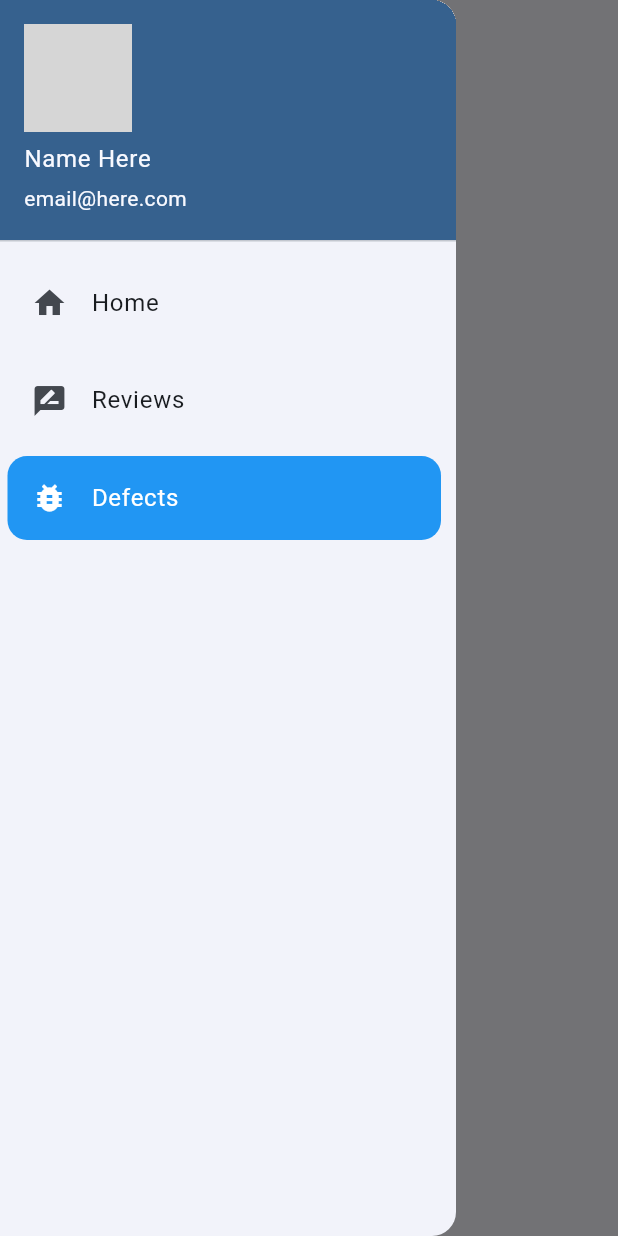
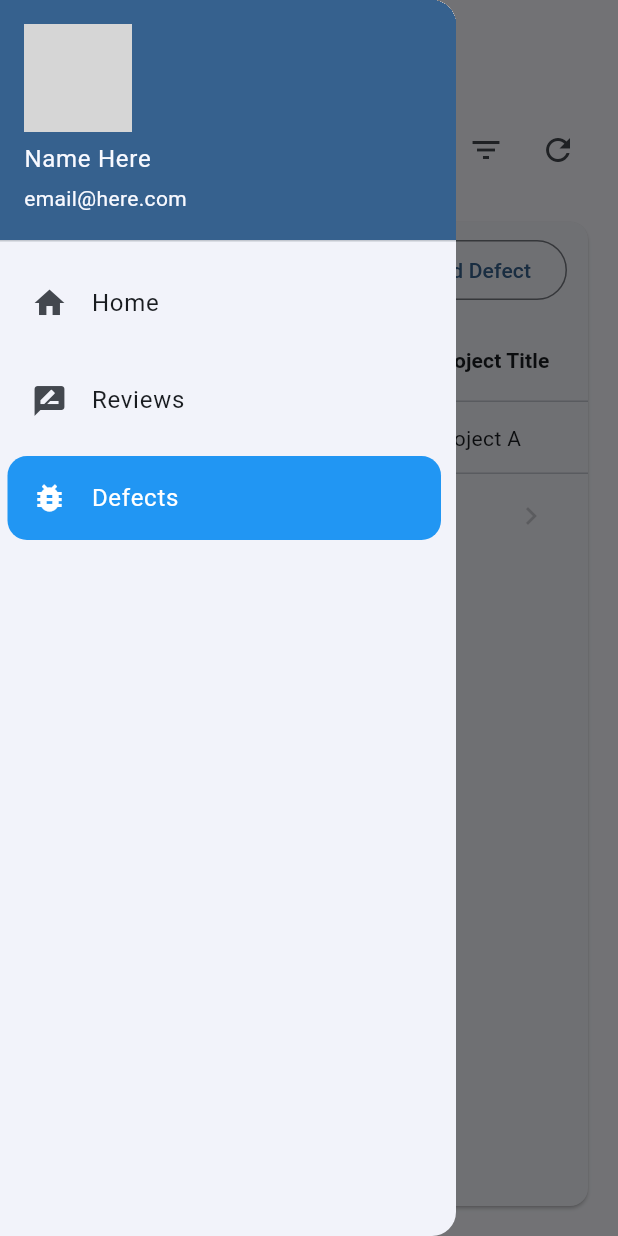
Before and after one commit to amashi996/defect_tracking_system, a Flutter app: the AllDefectsPage screen opened by its route, with the side drawer open, on a phone screen of 412 x 824 dp. Run offline on Flutter 3.47's test engine with Material 3 defaults, Android fonts, the phone set to English and light mode, and no system bars; our stand-ins replace flutter_svg, shared_preferences; accounts and stored records are empty; network calls fail; grey boxes are pictures that could not be loaded.

Commit message:
defects and reviews

```diff
--- a/analysis_options.yaml
+++ b/analysis_options.yaml
@@ -12,6 +12,7 @@ analyzer:
     depend_on_referenced_packages: ignore
     library_private_types_in_public_api: ignore
     prefer_const_declarations: ignore
+    unused_field: ignore
     use_build_context_synchronously: ignore
 
 include: package:flutter_lints/flutter.yaml
--- a/lib/main.dart
+++ b/lib/main.dart
@@ -1,5 +1,6 @@
 import 'package:defect_tracking_system/screens/auth/login.dart';
 import 'package:defect_tracking_system/screens/defects/all_defects.dart';
+import 'package:defect_tracking_system/screens/defects/providers/Defect.dart';
 import 'package:defect_tracking_system/screens/home.dart';
 import 'package:defect_tracking_system/screens/reviews/reviews_page.dart';
 import 'package:defect_tracking_system/screens/splash.dart';
@@ -11,6 +12,7 @@ import 'package:provider/provider.dart';
 void main() {
   runApp(MultiProvider(providers: [
     ChangeNotifierProvider(create: (_) => NavigationProvider()),
+    ChangeNotifierProvider(create: (_) => DefectProvider())
   ], child: const DefectTrackingApp()));
 }
 
--- a/lib/screens/defects/all_defects.dart
+++ b/lib/screens/defects/all_defects.dart
@@ -1,21 +1,189 @@
+import 'package:defect_tracking_system/screens/defects/providers/Defect.dart';
 import 'package:defect_tracking_system/utils/app_scafold.dart';
 import 'package:flutter/material.dart';
+import 'package:provider/provider.dart';
 
 class AllDefectsPage extends StatefulWidget {
   const AllDefectsPage({super.key});
 
   @override
-  State<AllDefectsPage> createState() => _AllDefectsPageState();
+  _AllDefectsPageState createState() => _AllDefectsPageState();
 }
 
 class _AllDefectsPageState extends State<AllDefectsPage> {
+  int _currentPage = 0;
+
+  @override
+  void initState() {
+    super.initState();
+    WidgetsBinding.instance.addPostFrameCallback((_) {
+      Provider.of<DefectProvider>(context, listen: false).fetchDefects();
+    });
+  }
+
+  Widget searchBar() {
+    final searchController = TextEditingController();
+    return Expanded(
+      child: Padding(
+        padding: const EdgeInsets.only(left: 10),
+        child: TextField(
+          controller: searchController,
+          decoration: const InputDecoration(
+            hintText: 'Search...',
+            border: OutlineInputBorder(),
+            prefixIcon: Icon(Icons.search),
+          ),
+        ),
+      ),
+    );
+  }
+
   @override
   Widget build(BuildContext context) {
-    return const AppScaffold(
-        body: Center(
-          child: Text('all defects'),
+    final defectProvider = Provider.of<DefectProvider>(context);
+    return AppScaffold(
+      pageTitle: const Text('All Defects'),
+      showBackButton: false,
+      body: Padding(
+        padding: const EdgeInsets.all(16.0),
+        child: Column(
+          crossAxisAlignment: CrossAxisAlignment.start,
+          children: [
+            Row(
+              children: [
+                searchBar(),
+                const SizedBox(width: 16),
+                IconButton(
+                    onPressed: () {
+                      print('filter');
+                    },
+                    icon: const Icon(Icons.filter_list)),
+                IconButton(
+                    onPressed: () {
+                      defectProvider.fetchDefects();
+                    },
+                    icon: const Icon(Icons.refresh))
+              ],
+            ),
+            const SizedBox(height: 16),
+            Expanded(
+              child: Consumer<DefectProvider>(
+                builder: (ctx, defectProvider, _) {
+                  if (defectProvider.isLoading) {
+                    return const Center(child: CircularProgressIndicator());
+                  }
+
+                  if (defectProvider.defects.isEmpty) {
+                    return const Center(child: Text('No defects found.'));
+                  }
+
+                  return PaginatedDataTable(
+                    header: const Text('All Defects'),
+                    columns: const [
+                      DataColumn(
+                        label: Text(
+                          'Defect ID',
+                          style: TextStyle(fontWeight: FontWeight.bold),
+                        ),
+                      ),
+                      DataColumn(
+                          label: Text(
+                        'Defect Title',
+                        style: TextStyle(fontWeight: FontWeight.bold),
+                      )),
+                      DataColumn(
+                          label: Text(
+                        'Project Title',
+                        style: TextStyle(fontWeight: FontWeight.bold),
+                      )),
+                      DataColumn(
+                          label: Text(
+                        'Priority',
+                        style: TextStyle(fontWeight: FontWeight.bold),
+                      )),
+                      DataColumn(
+                          label: Text(
+                        'Severity',
+                        style: TextStyle(fontWeight: FontWeight.bold),
+                      )),
+                      DataColumn(
+                          label: Text(
+                        'Assignee',
+                        style: TextStyle(fontWeight: FontWeight.bold),
+                      )),
+                      DataColumn(
+                          label: Text(
+                        'Actions',
+                        style: TextStyle(fontWeight: FontWeight.bold),
+                      )),
+                    ],
+                    actions: [
+                      OutlinedButton.icon(
+                        icon: const Icon(Icons.add),
+                        onPressed: () {
+                          // Navigate to add product page (not implemented here)
+                        },
+                        label: const Text('Add Defect'),
+                      ),
+                    ],
+                    source:
+                        DefectDataTableSource(defectProvider.defects, context),
+                    rowsPerPage: defectProvider.defects.length < 10
+                        ? defectProvider.defects.length
+                        : 10,
+                    onPageChanged: (pageIndex) {
+                      setState(() {
+                        _currentPage = pageIndex;
+                      });
+                    },
+                  );
+                },
+              ),
+            ),
+          ],
         ),
-        pageTitle: Text('All defects'),
-        showBackButton: false);
+      ),
+    );
   }
 }
+
+class DefectDataTableSource extends DataTableSource {
+  final List<Defect> defects;
+  final BuildContext context;
+
+  DefectDataTableSource(this.defects, this.context);
+
+  @override
+  DataRow getRow(int index) {
+    final defect = defects[index];
+    return DataRow(cells: [
+      DataCell(Text(defect.id)),
+      DataCell(Text(defect.defectTitle)),
+      DataCell(Text(defect.projectTitle)),
+      DataCell(Text(defect.defectPriority)),
+      DataCell(Text(defect.defectSeverity)),
+      DataCell(Text(defect.assignedTo)),
+      DataCell(
+        ElevatedButton(
+          onPressed: () {
+            // Implement navigation to defect detail page
+            // Navigator.of(context).pushNamed(
+            //   DefectDetailPage.routeName,
+            //   arguments: defect.id,
+            // );
+          },
+          child: const Text('Manage'),
+        ),
+      ),
+    ]);
+  }
+
+  @override
+  bool get isRowCountApproximate => false;
+
+  @override
+  int get rowCount => defects.length;
+
+  @override
+  int get selectedRowCount => 0;
+}
--- /dev/null
+++ b/lib/screens/defects/providers/Defect.dart
@@ -0,0 +1,79 @@
+import 'package:flutter/material.dart';
+import 'package:provider/provider.dart';
+
+class Defect {
+  final String id;
+  final String projectTitle;
+  final String defectTitle;
+  final String defectDescription;
+  final String defectStatus;
+  final String defectPriority;
+  final String defectSeverity;
+  final String reportedBy;
+  final String assignedTo;
+  final DateTime createdDate;
+  final DateTime? resolvedDate;
+  final DateTime? closedDate;
+  final DateTime modifiedDate;
+  final String reproduceSteps;
+  final String expectedResult;
+  final String actualResult;
+
+  Defect({
+    required this.id,
+    required this.projectTitle,
+    required this.defectTitle,
+    required this.defectDescription,
+    required this.defectStatus,
+    required this.defectPriority,
+    required this.defectSeverity,
+    required this.reportedBy,
+    required this.assignedTo,
+    required this.createdDate,
+    this.resolvedDate,
+    this.closedDate,
+    required this.modifiedDate,
+    required this.reproduceSteps,
+    required this.expectedResult,
+    required this.actualResult,
+  });
+}
+
+class DefectProvider with ChangeNotifier {
+  List<Defect> _defects = [];
+  bool _isLoading = false;
+
+  List<Defect> get defects => _defects;
+  bool get isLoading => _isLoading;
+
+  void fetchDefects() async {
+    _isLoading = true;
+    notifyListeners();
+
+    // Simulate network request
+    await Future.delayed(const Duration(seconds: 2));
+
+    // Example data
+    _defects = [
+      Defect(
+        id: '1',
+        projectTitle: 'Project A',
+        defectTitle: 'Defect 1',
+        defectDescription: 'Description of Defect 1',
+        defectStatus: 'New',
+        defectPriority: 'High',
+        defectSeverity: 'Critical',
+        reportedBy: 'User 1',
+        assignedTo: 'User 2',
+        createdDate: DateTime.now(),
+        modifiedDate: DateTime.now(),
+        reproduceSteps: 'Steps to reproduce defect 1',
+        expectedResult: 'Expected result of defect 1',
+        actualResult: 'Actual result of defect 1',
+      ),
+    ];
+
+    _isLoading = false;
+    notifyListeners();
+  }
+}
--- a/lib/screens/home.dart
+++ b/lib/screens/home.dart
@@ -160,7 +160,10 @@ class _HomeScreenState extends State<HomeScreen> {
                   Align(
                     alignment: Alignment.centerRight,
                     child: TextButton(
-                      onPressed: () {},
+                      onPressed: () {
+                        Navigator.of(context)
+                            .pushReplacementNamed('/all-defects');
+                      },
                       child: const Text('View More'),
                     ),
                   ),
--- a/lib/screens/reviews/providers/Review.dart
+++ b/lib/screens/reviews/providers/Review.dart
@@ -11,7 +11,7 @@ class Review {
 class ReviewsList extends StatelessWidget {
   final List<Review> reviews;
 
-  ReviewsList({required this.reviews});
+  const ReviewsList({super.key, required this.reviews});
 
   @override
   Widget build(BuildContext context) {
@@ -27,7 +27,7 @@ class ReviewsList extends StatelessWidget {
 class ReviewCard extends StatelessWidget {
   final Review review;
 
-  ReviewCard({required this.review});
+  const ReviewCard({super.key, required this.review});
 
   @override
   Widget build(BuildContext context) {
--- a/lib/screens/reviews/reviews_page.dart
+++ b/lib/screens/reviews/reviews_page.dart
@@ -15,7 +15,7 @@ class ReviewsTabView extends StatelessWidget {
   @override
   Widget build(BuildContext context) {
     return AppScaffold(
-      pageTitle: Text('All reviews'),
+      pageTitle: const Text('All reviews'),
       showBackButton: false,
       body: DefaultTabController(
         length: 2,
@@ -23,7 +23,7 @@ class ReviewsTabView extends StatelessWidget {
           children: [
             Container(
               color: Colors.blue,
-              child: TabBar(
+              child: const TabBar(
                 labelColor: Colors.white,
                 unselectedLabelColor: Colors.white70,
                 indicatorColor: Colors.white,
```
